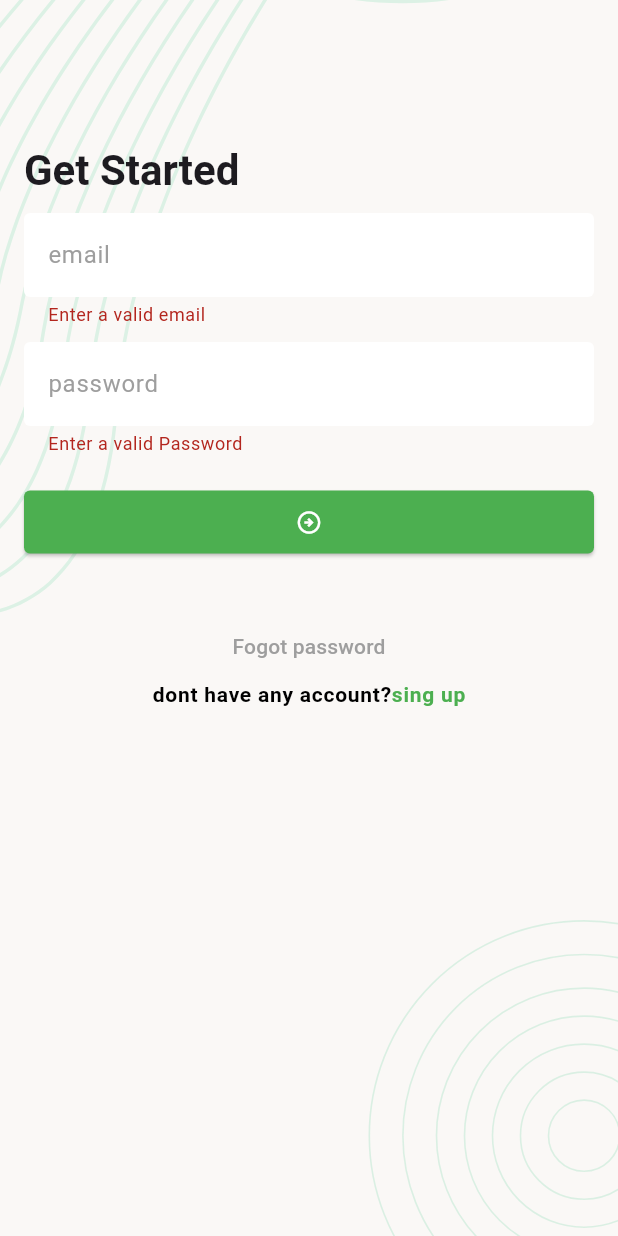
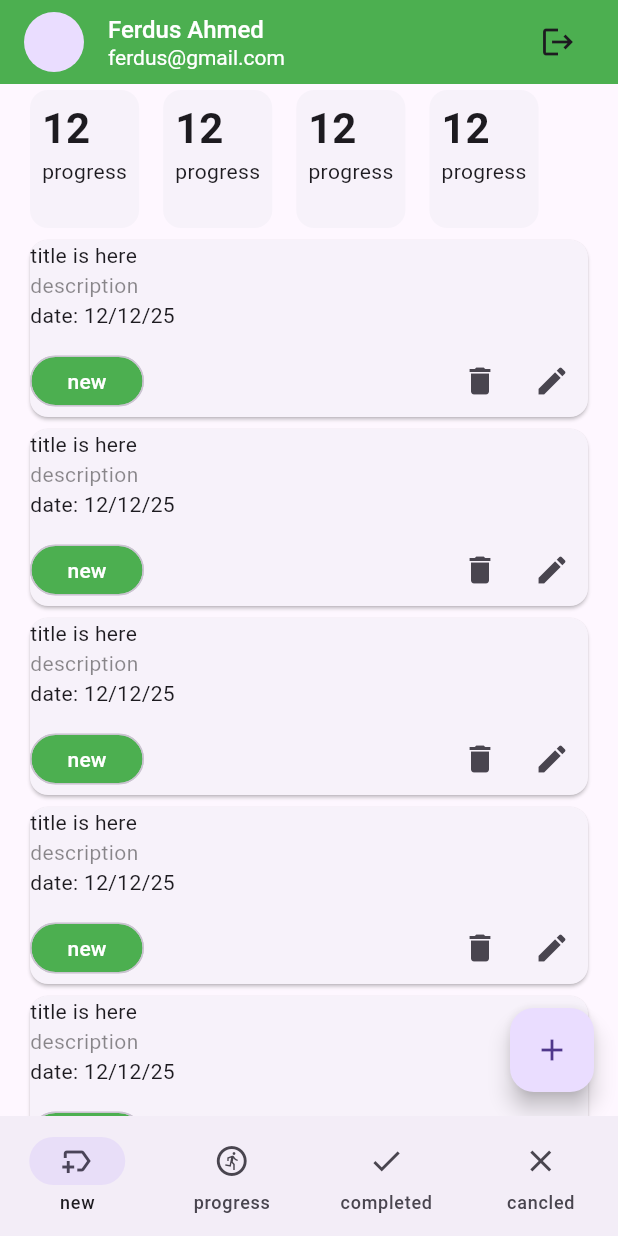
Before and after one commit to FerdusAhmed/Task_manager, a Flutter app: the screen it shows after launch, after a tap on the "arrow circle right" icon, on a phone screen of 412 x 824 dp. Run offline on Flutter 3.47's test engine with Material 3 defaults, Android fonts, the phone set to English and light mode, and no system bars; our stand-ins replace email_validator, flutter_svg, pin_code_fields.

Commit message:
added new and progress screen

```diff
--- a/lib/app.dart
+++ b/lib/app.dart
@@ -1,6 +1,7 @@
 import 'package:flutter/material.dart';
 import 'package:task_manager/ui/screen/Singup_Screen.dart';
 import 'package:task_manager/ui/screen/forget_pass_email.dart';
+import 'package:task_manager/ui/screen/nav_var.dart';
 import 'package:task_manager/ui/screen/pin_varification.dart';
 import 'package:task_manager/ui/screen/set_password.dart';
 import 'package:task_manager/ui/screen/sign_in_screen.dart';
@@ -43,6 +44,7 @@ class taskmanagerapp extends StatelessWidget {
         forgot_pass .name : (context) => forgot_pass (),
         pin_verification.name : (context) => pin_verification(),
         Set_pass.name : (context) => Set_pass(),
+        Navbar_screen.name: (context) => Navbar_screen(),
 
 
       },
--- a/lib/ui/screen/Singup_Screen.dart
+++ b/lib/ui/screen/Singup_Screen.dart
@@ -229,6 +229,7 @@ class _SignUpScreenState extends State<SignUpScreen> {
     {
       //TODO : SignIn;
     }
+    Navigator.pushNamedAndRemoveUntil(context, SignInScreen.name, (predicate)=>false);
 
   }
 
--- /dev/null
+++ b/lib/ui/screen/meterial_selected.dart
@@ -0,0 +1,64 @@
+import 'package:flutter/material.dart';
+
+import '../wigets/TaskCard.dart';
+import '../wigets/task_control.dart';
+
+class MetarialSelect extends StatefulWidget {
+  const MetarialSelect({super.key});
+
+  @override
+  State<MetarialSelect> createState() => _MetarialSelectState();
+}
+
+class _MetarialSelectState extends State<MetarialSelect> {
+  @override
+  Widget build(BuildContext context) {
+    return Scaffold(
+      body: Padding(
+        padding: const EdgeInsets.symmetric(horizontal: 16),
+        child: Column(
+
+          children: [
+            SizedBox(
+              height: 100,
+              child: ListView.separated(
+
+                  itemCount: 4,
+                scrollDirection: Axis.horizontal,
+                itemBuilder: (context, index){
+                return Summary_card(
+                  title: 'progress',
+                  count: 12,
+
+                );
+              }, separatorBuilder: (context, index){
+                return SizedBox(width: 8,);
+              },
+
+
+              ),
+            ),
+        Expanded(child:
+        ListView.builder(
+          primary: false,
+        shrinkWrap: true,
+
+        itemCount: 10,
+        itemBuilder: (context,index){
+        return Task_card(
+          color: Colors.green,
+        );
+        })
+        ,),
+
+          ],
+        ),
+      ),
+      floatingActionButton: FloatingActionButton(onPressed: ()
+      {
+
+      }, child: Icon(Icons.add),
+      ),
+    );
+  }
+}
--- /dev/null
+++ b/lib/ui/screen/nav_var.dart
@@ -0,0 +1,53 @@
+import 'package:flutter/material.dart';
+import 'package:task_manager/ui/screen/progressbar.dart';
+
+import '../wigets/app_bar.dart';
+import 'meterial_selected.dart';
+
+class Navbar_screen extends StatefulWidget {
+  const Navbar_screen({super.key});
+
+  static const String name = 'nav_bar';
+
+
+
+  @override
+  State<Navbar_screen> createState() => _Navbar_screenState();
+}
+
+
+class _Navbar_screenState extends State<Navbar_screen> {
+  List<Widget> _screen= [
+    MetarialSelect(),progress(),
+  ];
+  int _selected = 0;
+  @override
+  Widget build(BuildContext context) {
+    return Scaffold(
+
+      appBar: Appbar(),
+body: _screen[_selected],
+bottomNavigationBar: NavigationBar(
+
+  selectedIndex: _selected,
+    onDestinationSelected: (int index){
+    _selected = index;
+    setState(() {
+
+    });
+    },
+
+
+    destinations:
+
+[
+  NavigationDestination(icon: Icon(Icons.new_label_outlined), label: 'new'),
+  NavigationDestination(icon: Icon(Icons.run_circle_outlined), label: 'progress'),
+  NavigationDestination(icon: Icon(Icons.done), label: 'completed'),
+  NavigationDestination(icon: Icon(Icons.close), label: 'cancled'),
+
+]),
+
+    );
+  }
+}
--- /dev/null
+++ b/lib/ui/screen/progressbar.dart
@@ -0,0 +1,27 @@
+import 'package:flutter/material.dart';
+
+import '../wigets/TaskCard.dart';
+
+class progress extends StatefulWidget {
+  const progress({super.key});
+
+  @override
+  State<progress> createState() => _progressState();
+}
+
+class _progressState extends State<progress> {
+  @override
+  Widget build(BuildContext context) {
+    return Padding(
+      padding: const EdgeInsets.all(8.0),
+      child: ListView.builder(
+
+          itemCount: 10,
+          itemBuilder: (context,index){
+            return Task_card(
+              color: Colors.orange,
+            );
+          }),
+    );
+  }
+}
--- a/lib/ui/screen/sign_in_screen.dart
+++ b/lib/ui/screen/sign_in_screen.dart
@@ -2,6 +2,7 @@ import 'package:email_validator/email_validator.dart';
 import 'package:flutter/gestures.dart';
 import 'package:flutter/material.dart';
 import 'package:task_manager/ui/screen/Singup_Screen.dart';
+import 'package:task_manager/ui/screen/nav_var.dart';
 import 'package:task_manager/ui/wigets/screen_brackground.dart';
 
 import 'forget_pass_email.dart';
@@ -147,6 +148,7 @@ class _SignInScreenState extends State<SignInScreen> {
     {
       //TODO : SignIn;
     }
+    Navigator.pushNamedAndRemoveUntil(context, Navbar_screen.name, (predicate)=>false);
 
   }
   void _ontapforgot()
--- /dev/null
+++ b/lib/ui/wigets/TaskCard.dart
@@ -0,0 +1,52 @@
+import 'package:flutter/material.dart';
+
+class Task_card extends StatelessWidget {
+  const Task_card({
+    super.key, required this.color,
+  });
+  final Color color;
+
+
+  @override
+  Widget build(BuildContext context) {
+    return Card(
+      child: Column(
+        crossAxisAlignment: CrossAxisAlignment.start,
+        children: [
+
+          Text('title is here',style: Theme.of(context).textTheme.bodyMedium,),
+          Text('description',style: TextStyle(
+            color: Colors.black45,
+          ),),
+          Text('date: 12/12/25'),
+          SizedBox(height: 10,),
+          Row(
+            children: [
+              Chip(label: Text('new',style: TextStyle(
+
+                color: Colors.white,
+
+              ),
+
+              ),
+                backgroundColor: color,
+                padding: EdgeInsets.symmetric(horizontal: 16),
+                shape: RoundedRectangleBorder(
+                  borderRadius: BorderRadiusGeometry.circular(20),
+
+
+                ),),
+              Spacer(),
+              IconButton(onPressed: (){}, icon: Icon(Icons.delete)),
+              IconButton(onPressed: (){}, icon: Icon(Icons.edit)),
+
+            ],
+          )
+
+        ],
+
+      ),
+
+    );
+  }
+}
--- /dev/null
+++ b/lib/ui/wigets/app_bar.dart
@@ -0,0 +1,61 @@
+import 'package:flutter/material.dart';
+import 'package:task_manager/ui/screen/sign_in_screen.dart';
+
+class Appbar extends StatefulWidget implements PreferredSizeWidget {
+  const Appbar({
+    super.key,
+  });
+
+  @override
+  State<Appbar> createState() => _AppbarState();
+
+
+  @override
+  // TODO: implement preferredSize
+  Size get preferredSize => Size.fromHeight(kToolbarHeight);
+}
+
+class _AppbarState extends State<Appbar> {
+  @override
+  Widget build(BuildContext context) {
+    return AppBar(
+      backgroundColor: Colors.green,
+      title: Row(
+        children: [
+          CircleAvatar(
+
+
+          ),
+          SizedBox(width: 16,),
+          Expanded(
+            child: Column(
+              crossAxisAlignment: CrossAxisAlignment.start,
+
+              children: [
+                Text('Ferdus Ahmed',style: TextStyle(
+                  color: Colors.white,
+                  fontSize: 16,
+                  fontWeight: FontWeight.w500,
+                ),),
+                Text('ferdus@gmail.com',style: TextStyle(
+                  color: Colors.white,
+                  fontSize: 14,
+                  fontWeight: FontWeight.w400,
+                ),),
+              ],
+            ),
+
+          ),
+          IconButton(onPressed: _ontaplogout, icon: Icon(Icons.logout)),
+        ],
+      ),
+    );
+  }
+
+
+
+  void _ontaplogout()
+  {
+    Navigator.pushNamedAndRemoveUntil(context, SignInScreen.name, (predicate) => false);
+  }
+}
--- /dev/null
+++ b/lib/ui/wigets/task_control.dart
@@ -0,0 +1,30 @@
+import 'package:flutter/cupertino.dart';
+import 'package:flutter/material.dart';
+
+
+class Summary_card extends StatelessWidget {
+  const Summary_card({
+    super.key, required this.title, required this.count,
+  });
+  final String title;
+  final int count;
+
+  @override
+  Widget build(BuildContext context) {
+    return Card(
+      elevation: 0,
+
+      child:Padding(
+        padding: const EdgeInsets.all(8),
+        child: Column(
+          crossAxisAlignment: CrossAxisAlignment.start,
+          children: [
+            Text('$count',style: Theme.of(context).textTheme.titleLarge,),
+            Text(title,maxLines: 1,),
+          ],
+
+        ),
+      ),
+    );
+  }
+}
```
